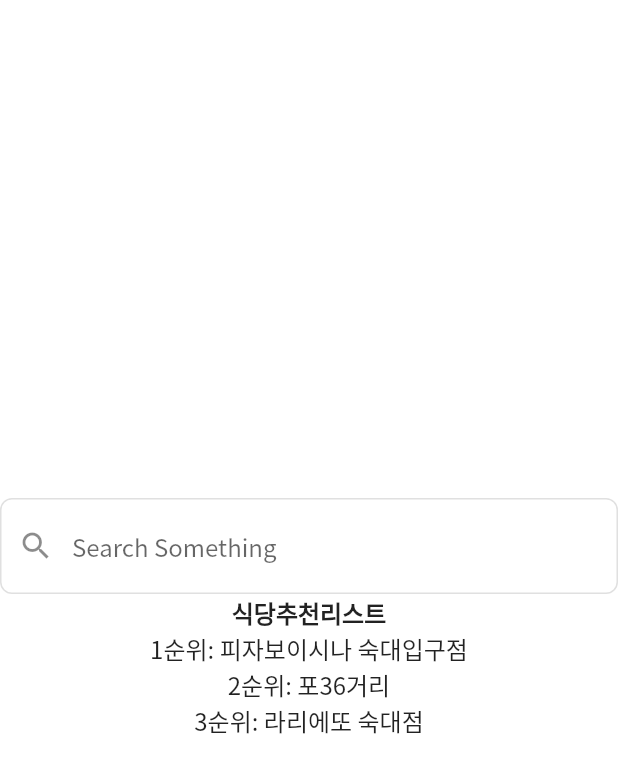
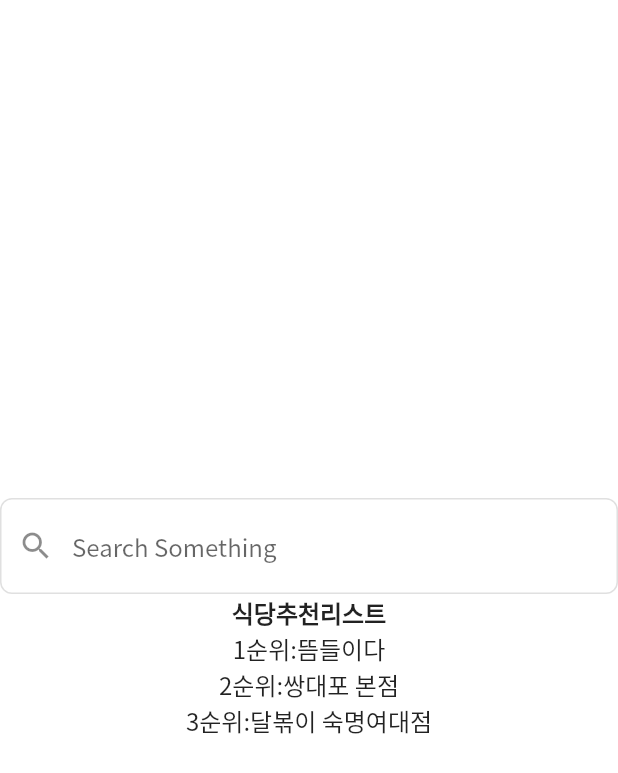
Before and after one commit to yesolyo/eatwithme, a Flutter app: the FirstStep widget shown alone on an empty page, opened directly with empty values, on a phone screen of 412 x 824 dp. Shown: the top 773 px of the screen. Run offline on Flutter 3.47's test engine with Material 2 defaults, Android fonts, the phone set to English and light mode, and no system bars; our stand-ins replace cloud_firestore, firebase_auth, firebase_core, flutter_datetime_picker, font_awesome_flutter, google_fonts and 4 more; missing offline and left inert: dart:ffi, firebase_ml_model_downloader, flutter_config; accounts and stored records are empty.

Commit message:
식당 추천 리스트 데이터 연동

```diff
--- /dev/null
+++ b/lib/model/store_list.json
@@ -0,0 +1 @@
+{"item": ["뜸들이다","쌍대포 본점", "달볶이 숙명여대점","꿀마미 효창동점","이삭토스트 숙명여대점"]}
--- a/lib/widget/firststep.dart
+++ b/lib/widget/firststep.dart
@@ -11,6 +11,7 @@ import 'dart:convert';
 import 'package:flutter/services.dart';
 import 'package:provider/provider.dart';
 import 'package:substring_highlight/substring_highlight.dart';
+import 'package:http/http.dart' as http;
 
 import '../model/input_data.dart';
 
@@ -28,6 +29,8 @@ class FirstStep extends StatefulWidget {
 class _FirstStepState extends State<FirstStep> {
   late List<String> autoCompleteData;
   bool isLoading = false;
+  bool newLoading = false;
+  late List<String> items;
 
   Future fetchAutoCompleteData() async {
     setState(() {
@@ -47,13 +50,34 @@ class _FirstStepState extends State<FirstStep> {
     });
   }
 
+  Future getApiTest () async {
+    setState(() {
+      newLoading = true;
+    });
+
+    final String stringData =
+    await rootBundle.loadString("lib/model/store_list.json");
+
+    final List<dynamic> itemJson = jsonDecode(stringData)['item'];
+
+    final List<String> item = itemJson.cast<String>();
+    setState(() {
+        newLoading = false;
+        print(item);
+        items = item;
+    });
+  }
+
 
 
 
   @override
   void initState() {//set the initial value of text field
+    items=['-','-','-','-','-'];
     super.initState();
     fetchAutoCompleteData();
+    getApiTest();
+
   }
 
   @override
@@ -141,8 +165,7 @@ class _FirstStepState extends State<FirstStep> {
         ),
         Padding(
           padding: EdgeInsets.only(left: 10, right: 10),
-          child: Text(
-            '식당추천리스트',
+          child: Text('식당추천리스트',
             style: TextStyle(
                 fontSize: 16, fontWeight: FontWeight.bold),
             maxLines: 2,
@@ -152,7 +175,7 @@ class _FirstStepState extends State<FirstStep> {
         Padding(
           padding: EdgeInsets.only(left: 10, right: 10),
           child: Text(
-            '1순위: 피자보이시나 숙대입구점',
+            '1순위:' + items[0],
             style: TextStyle(
                 fontSize: 16, fontWeight: FontWeight.normal),
             maxLines: 2,
@@ -162,7 +185,7 @@ class _FirstStepState extends State<FirstStep> {
         Padding(
           padding: EdgeInsets.only(left: 10, right: 10),
           child: Text(
-            '2순위: 포36거리',
+            '2순위:' + items[1],
             style: TextStyle(
                 fontSize: 16, fontWeight: FontWeight.normal),
             maxLines: 2,
@@ -172,14 +195,14 @@ class _FirstStepState extends State<FirstStep> {
         Padding(
           padding: EdgeInsets.only(left: 10, right: 10),
           child: Text(
-            '3순위: 라리에또 숙대점',
+            '3순위:' + items[2],
             style: TextStyle(
                 fontSize: 16, fontWeight: FontWeight.normal),
             maxLines: 2,
             overflow: TextOverflow.ellipsis,
           ),
         ),
-      ],
+    ]
     );
   }
 }
```
